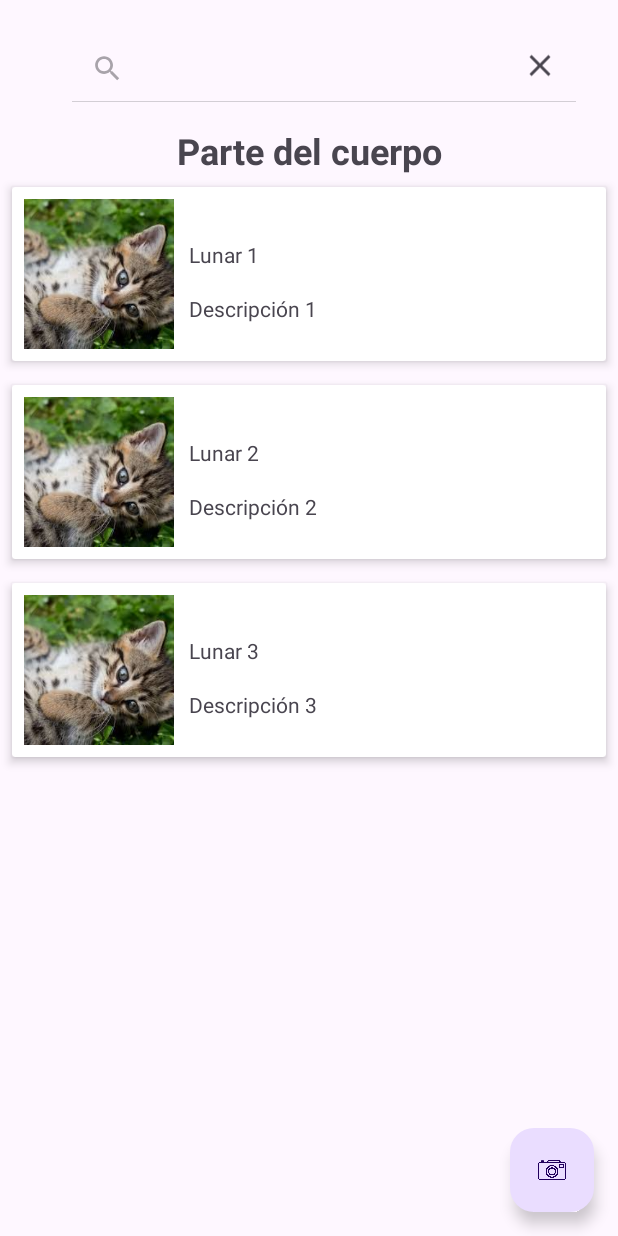
After one commit to sogekingdabest/SkinCareApp, an Android app: the BodyPartActivity screen opened directly, with no data from a screen before it, on a phone screen of 412 x 824 dp. The commit adds this screen. Run offline under Robolectric (Android 15) with nearby library versions, the phone set to English and light mode, and no system bars.

Commit message:
Refactorización y función de busqueda
Se ha refactorizado parte del codigo, asi como la nomenclatura de algunas clases. Tambien se ha implementado un buscador para los diferentes items del recyclerView.

```diff
--- a/app/src/main/AndroidManifest.xml
+++ b/app/src/main/AndroidManifest.xml
@@ -31,6 +31,9 @@
             android:name=".camera.CameraActivity"
             android:exported="false" />
         <activity
+            android:name=".body.BodyPartActivity"
+            android:exported="false" />
+        <activity
             android:name=".MainActivity"
             android:exported="true"
             android:label="@string/app_name"
--- /dev/null
+++ b/app/src/main/java/es/monsteraltech/skincare_tfm/body/BodyPartActivity.kt
@@ -0,0 +1,109 @@
+package es.monsteraltech.skincare_tfm.body
+
+import android.os.Bundle
+import android.widget.SearchView
+import android.widget.Toast
+import androidx.activity.ComponentActivity
+import androidx.recyclerview.widget.GridLayoutManager
+import androidx.recyclerview.widget.RecyclerView
+import com.google.android.material.floatingactionbutton.FloatingActionButton
+import es.monsteraltech.skincare_tfm.R
+
+
+class BodyPartActivity : ComponentActivity() {
+
+    private lateinit var lunarRecyclerView: RecyclerView
+    private lateinit var moleAdapter: MoleAdapter
+    private lateinit var addButton: FloatingActionButton
+    private lateinit var bodyPart: String
+
+    override fun onCreate(savedInstanceState: Bundle?) {
+        super.onCreate(savedInstanceState)
+        setContentView(R.layout.activity_body)
+
+        // Recibe el color desde el Intent
+        val color = intent.getStringExtra("COLOR_VALUE")
+
+        when (color) {
+            "#FF000000" -> {
+                Toast.makeText(this, "Área Negra", Toast.LENGTH_SHORT).show()
+                bodyPart = "head"
+
+            }
+            "#FFED1C24" -> {
+                Toast.makeText(this, "Área Roja", Toast.LENGTH_SHORT).show()
+                bodyPart = "right_arm"
+            }
+            "#FFFFC90E" -> {
+                Toast.makeText(this, "Área Amarilla", Toast.LENGTH_SHORT).show()
+                bodyPart = "torso"
+            }
+            "#FF22B14C" -> {
+                Toast.makeText(this, "Área Verde", Toast.LENGTH_SHORT).show()
+                bodyPart = "left_arm"
+            }
+            "#FF3F48CC" -> {
+                Toast.makeText(this, "Área Azul", Toast.LENGTH_SHORT).show()
+                bodyPart = "right_leg"
+            }
+            "#FFED00FF" -> {
+                Toast.makeText(this, "Área Morada", Toast.LENGTH_SHORT).show()
+                bodyPart = "left_leg"
+            }
+            else -> {
+                Toast.makeText(this, "Área Desconocida", Toast.LENGTH_SHORT).show()
+            }
+        }
+
+        // Mostrar el valor del color en un TextView (o personalizar la UI según tus necesidades)
+        //val colorTextView: TextView = findViewById(R.id.colorTextView)
+        // colorTextView.text = String.format("Color seleccionado: $color ")
+
+        lunarRecyclerView = findViewById(R.id.lunarRecyclerView)
+        addButton = findViewById(R.id.addButton)
+
+        // Lista de ejemplo
+        val moleLists = listOf(
+            Mole("Lunar 1", "Descripción 1", R.drawable.cat),
+            Mole("Lunar 2", "Descripción 2", R.drawable.cat),
+            Mole("Lunar 3", "Descripción 3", R.drawable.cat)
+        )
+
+        lunarRecyclerView.layoutManager = GridLayoutManager(this, 1)
+        moleAdapter = MoleAdapter(moleLists) { lunar ->
+            // Aquí puedes abrir una nueva actividad con más detalles del lunar
+            /*val intent = Intent(this, LunarDetailActivity::class.java)
+            intent.putExtra("lunar", lunar)
+            startActivity(intent)*/
+        }
+        lunarRecyclerView.adapter = moleAdapter
+
+        lunarRecyclerView.itemAnimator?.apply {
+            addDuration = 250L   // Duración de la animación de adición
+            removeDuration = 250L // Duración de la animación de eliminación
+            changeDuration = 250L // Duración de la animación de cambio
+        }
+
+        addButton.setOnClickListener {
+            // Lógica para agregar un nuevo lunar
+            // Puedes abrir una nueva actividad para capturar una imagen y añadir un nuevo lunar
+            /*val intent = Intent(this, AddLunarActivity::class.java)
+            startActivity(intent)*/
+        }
+
+        val searchView: SearchView = findViewById(R.id.moleSearch)
+        searchView.isIconified = false
+        searchView.setOnQueryTextListener(object : SearchView.OnQueryTextListener {
+            override fun onQueryTextSubmit(query: String?): Boolean {
+                return false
+            }
+
+            override fun onQueryTextChange(newText: String?): Boolean {
+                moleAdapter.filter.filter(newText) // Aplicar el filtro
+                return false
+            }
+        })
+
+    }
+
+}
--- /dev/null
+++ b/app/src/main/java/es/monsteraltech/skincare_tfm/body/Mole.kt
@@ -0,0 +1,3 @@
+package es.monsteraltech.skincare_tfm.body
+
+data class Mole(val title: String, val description: String, val imageRes: Int)
--- /dev/null
+++ b/app/src/main/java/es/monsteraltech/skincare_tfm/body/MoleAdapter.kt
@@ -0,0 +1,71 @@
+package es.monsteraltech.skincare_tfm.body
+
+import android.view.LayoutInflater
+import android.view.View
+import android.view.ViewGroup
+import android.widget.Filter
+import android.widget.Filterable
+import android.widget.ImageView
+import android.widget.TextView
+import androidx.recyclerview.widget.DiffUtil
+import androidx.recyclerview.widget.RecyclerView
+import es.monsteraltech.skincare_tfm.R
+
+class MoleAdapter(private val moleList: List<Mole>, private val onClick: (Mole) -> Unit) :
+    RecyclerView.Adapter<MoleAdapter.MoleViewHolder>(), Filterable {
+
+    private var filteredMoleList: List<Mole> = moleList
+
+    class MoleViewHolder(view: View) : RecyclerView.ViewHolder(view) {
+        val titleTextView: TextView = itemView.findViewById(R.id.moleTitle)
+        val descriptionTextView: TextView = itemView.findViewById(R.id.moleDescription)
+        val imageView: ImageView = itemView.findViewById(R.id.moleImage)
+    }
+
+    override fun onCreateViewHolder(parent: ViewGroup, viewType: Int): MoleViewHolder {
+        val itemView = LayoutInflater.from(parent.context)
+            .inflate(R.layout.item_mole, parent, false)
+        return MoleViewHolder(itemView)
+    }
+
+    override fun onBindViewHolder(holder: MoleViewHolder, position: Int) {
+        val mole = filteredMoleList[position]
+        holder.titleTextView.text = mole.title
+        holder.descriptionTextView.text = mole.description
+        holder.imageView.setImageResource(mole.imageRes)
+
+        holder.itemView.setOnClickListener { onClick(mole) }
+    }
+
+    override fun getItemCount() = filteredMoleList.size
+
+    override fun getFilter(): Filter {
+        return object : Filter() {
+            override fun performFiltering(charSequence: CharSequence?): FilterResults {
+                val query = charSequence.toString().lowercase()
+                val filtered = if (query.isEmpty()) {
+                    moleList
+                } else {
+                    moleList.filter {
+                        it.title.lowercase().contains(query) || it.description.lowercase().contains(query)
+                    }
+                }
+                val filterResults = FilterResults()
+                filterResults.values = filtered
+                return filterResults
+            }
+
+            override fun publishResults(charSequence: CharSequence?, filterResults: FilterResults?) {
+                val oldList = filteredMoleList
+                filteredMoleList = filterResults?.values as List<Mole>
+
+                // Usa DiffUtil para calcular los cambios
+                val diffCallback = MoleDiffCallback(oldList, filteredMoleList)
+                val diffResult = DiffUtil.calculateDiff(diffCallback)
+
+                // Notifica los cambios al adaptador y anima las transiciones
+                diffResult.dispatchUpdatesTo(this@MoleAdapter)
+            }
+        }
+    }
+}
--- /dev/null
+++ b/app/src/main/res/layout/activity_body.xml
@@ -0,0 +1,64 @@
+<?xml version="1.0" encoding="utf-8"?>
+<androidx.constraintlayout.widget.ConstraintLayout
+    xmlns:android="http://schemas.android.com/apk/res/android"
+    xmlns:app="http://schemas.android.com/apk/res-auto"
+    xmlns:tools="http://schemas.android.com/tools"
+    android:layout_width="match_parent"
+    android:layout_height="match_parent"
+    tools:context=".body.BodyPartActivity">
+
+    <SearchView
+        android:id="@+id/moleSearch"
+        android:layout_width="match_parent"
+        android:layout_height="wrap_content"
+        android:layout_marginStart="20dp"
+        android:layout_marginTop="20dp"
+        android:layout_marginEnd="20dp"
+        android:height="50dp"
+        android:ems="10"
+        android:hint="@string/search"
+        android:inputType="textMultiLine"
+        android:paddingStart="20dp"
+        android:textStyle="italic"
+        app:layout_constraintTop_toTopOf="parent"
+        app:layout_constraintStart_toStartOf="parent"
+        app:layout_constraintEnd_toEndOf="parent"
+        app:iconifiedByDefault="false"
+        tools:ignore="RtlSymmetry"
+        />
+
+
+    <!-- Título para mostrar la parte del cuerpo -->
+    <TextView
+        android:id="@+id/bodyPartTitle"
+        android:layout_width="wrap_content"
+        android:layout_height="wrap_content"
+        android:layout_margin="16dp"
+        android:text="Parte del cuerpo"
+        android:textSize="24sp"
+        android:textStyle="bold"
+        app:layout_constraintTop_toBottomOf="@+id/moleSearch"
+        app:layout_constraintStart_toStartOf="parent"
+        app:layout_constraintEnd_toEndOf="parent" />
+
+    <androidx.recyclerview.widget.RecyclerView
+        android:id="@+id/lunarRecyclerView"
+        android:layout_width="0dp"
+        android:layout_height="0dp"
+        app:layout_constraintTop_toBottomOf="@+id/bodyPartTitle"
+        app:layout_constraintBottom_toTopOf="@id/addButton"
+        app:layout_constraintStart_toStartOf="parent"
+        app:layout_constraintEnd_toEndOf="parent"
+        tools:listitem="@layout/item_mole" />
+
+    <com.google.android.material.floatingactionbutton.FloatingActionButton
+        android:id="@+id/addButton"
+        android:layout_width="wrap_content"
+        android:layout_height="wrap_content"
+        android:layout_margin="16dp"
+        android:contentDescription="Agregar lunar"
+        app:layout_constraintBottom_toBottomOf="parent"
+        app:layout_constraintEnd_toEndOf="parent"
+        android:src="@drawable/ic_camera" />
+
+</androidx.constraintlayout.widget.ConstraintLayout>
--- /dev/null
+++ b/app/src/main/res/layout/item_mole.xml
@@ -0,0 +1,49 @@
+<?xml version="1.0" encoding="utf-8"?>
+<androidx.cardview.widget.CardView
+    xmlns:android="http://schemas.android.com/apk/res/android"
+    xmlns:app="http://schemas.android.com/apk/res-auto"
+    android:layout_width="match_parent"
+    android:layout_height="wrap_content"
+    android:layout_margin="8dp"
+    app:cardElevation="4dp">
+
+    <androidx.constraintlayout.widget.ConstraintLayout
+        android:layout_width="match_parent"
+        android:layout_height="wrap_content"
+        android:orientation="vertical"
+        android:padding="8dp">
+
+        <ImageView
+            android:id="@+id/moleImage"
+            android:layout_width="100dp"
+            android:layout_height="100dp"
+            android:scaleType="centerCrop"
+            android:src="@drawable/ic_launcher_background"
+            app:layout_constraintBottom_toBottomOf="parent"
+            app:layout_constraintStart_toStartOf="parent"
+            app:layout_constraintTop_toTopOf="parent"/>
+
+        <TextView
+            android:id="@+id/moleTitle"
+            android:layout_width="0dp"
+            android:layout_height="wrap_content"
+            android:layout_marginStart="10dp"
+            android:layout_marginTop="10dp"
+            android:text="Mole Title"
+            app:layout_constraintStart_toEndOf="@+id/moleImage"
+            app:layout_constraintBottom_toTopOf="@+id/moleDescription"
+            app:layout_constraintTop_toTopOf="parent"/>
+
+        <TextView
+            android:id="@+id/moleDescription"
+            android:layout_width="0dp"
+            android:layout_height="wrap_content"
+            android:text="Mole Description"
+            app:layout_constraintBottom_toBottomOf="parent"
+            app:layout_constraintStart_toStartOf="@+id/moleTitle"
+            app:layout_constraintTop_toBottomOf="@+id/moleTitle"
+            app:layout_constraintVertical_bias="0.0"/>
+
+    </androidx.constraintlayout.widget.ConstraintLayout>
+
+</androidx.cardview.widget.CardView>
--- a/app/src/main/res/values/strings.xml
+++ b/app/src/main/res/values/strings.xml
@@ -6,6 +6,7 @@
     <string name="second_fragment_label">Second Fragment</string>
     <string name="next">Next</string>
     <string name="previous">Previous</string>
+    <string name="search">Buscar</string>
 
     <string name="lorem_ipsum">
         Lorem ipsum dolor sit amet, consectetur adipiscing elit. Nam in scelerisque sem. Mauris
@@ -46,4 +47,5 @@
     <!-- TODO: Remove or change this placeholder text -->
     <string name="hello_blank_fragment">Hello blank fragment</string>
     <string name="default_web_client_id">442470848667-50q5co5qe1i5f7cdhde5hqb3k6fstb3c.apps.googleusercontent.com</string>
+    <string name="title_activity_body">BodyActivity</string>
 </resources>
```
Also changed, not shown: app/src/main/java/es/monsteraltech/skincare_tfm/body/MoleDiffCallback.kt (added, +23 -0 lines), app/src/main/java/es/monsteraltech/skincare_tfm/fragments/MyBodyFragment.kt (+5 -23 lines), app/src/main/res/drawable/cat.jpeg (added).
